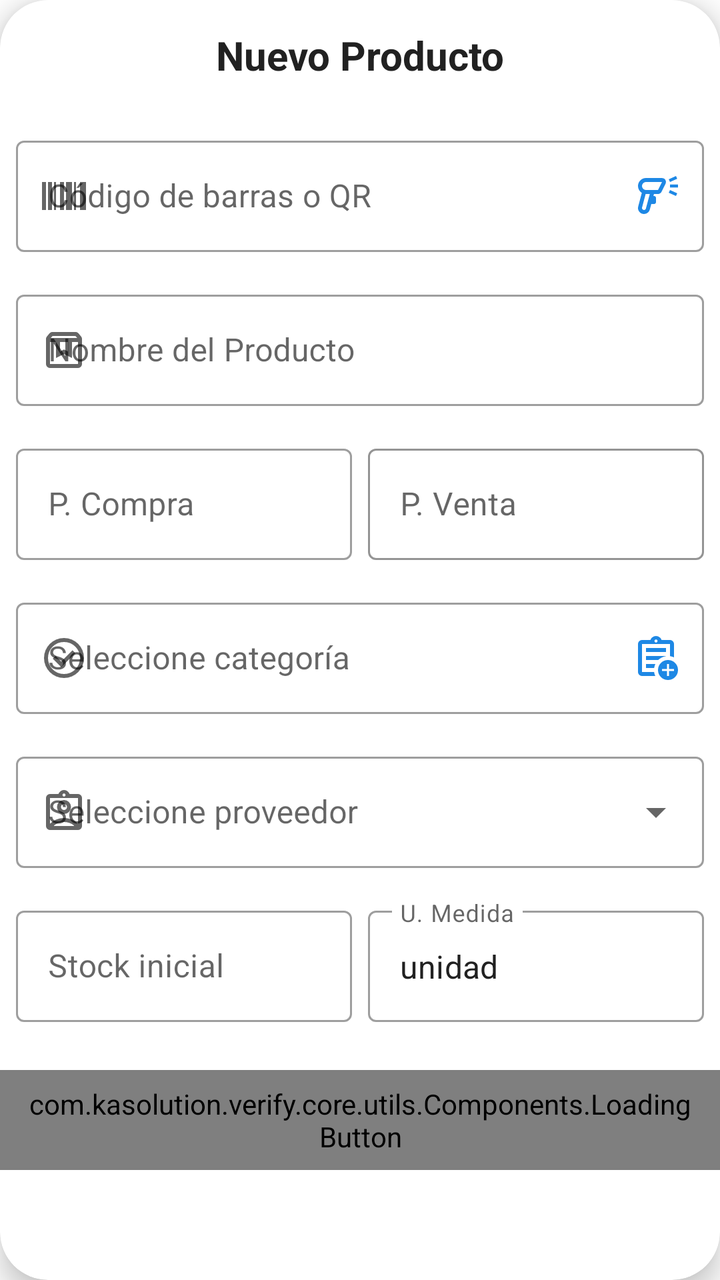
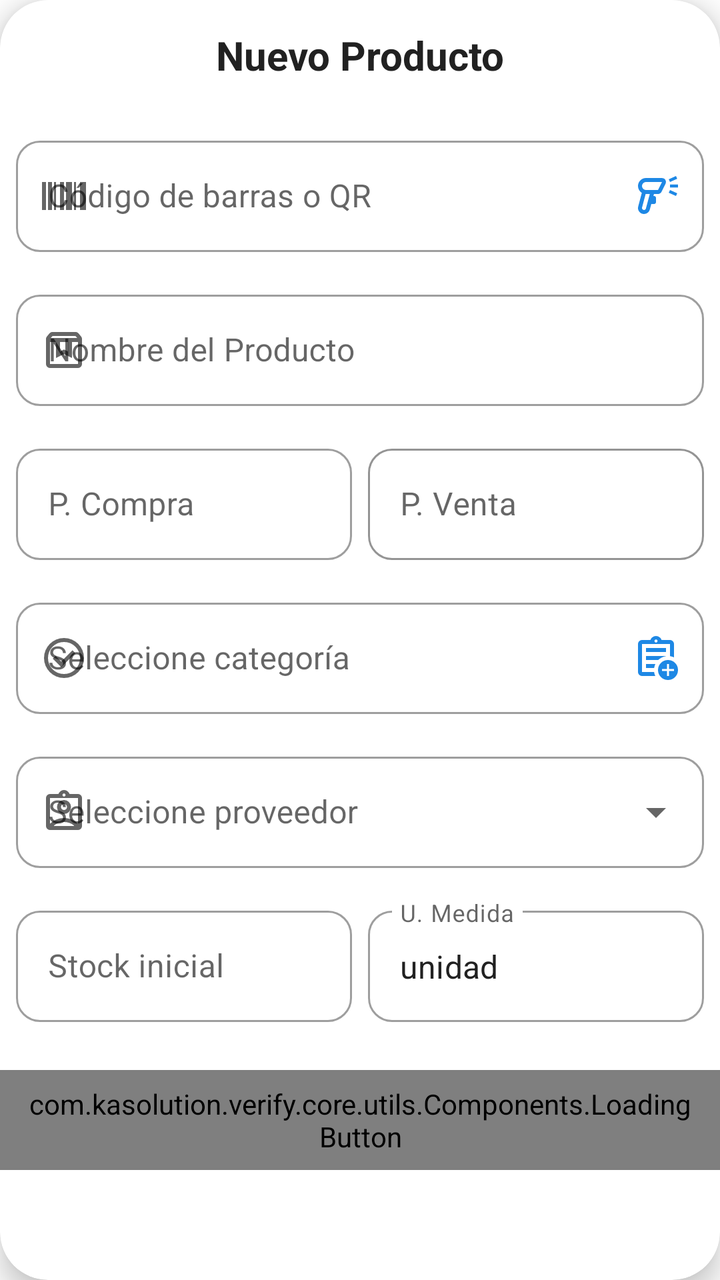

The first picture is an Android layout as it rendered before a commit; the second is the same layout after the commit. The layout source and the unified diff follow.
<!-- AndroidManifest.xml: application theme Theme.VERIFY -->
<!-- res/layout/fragment_product_form_dialog.xml -->
<?xml version="1.0" encoding="utf-8"?>
<com.google.android.material.card.MaterialCardView xmlns:android="http://schemas.android.com/apk/res/android"
    xmlns:app="http://schemas.android.com/apk/res-auto"
    android:layout_width="match_parent"
    android:layout_height="wrap_content"
    android:layout_margin="16dp"
    android:backgroundTint="@color/white_pure"
    android:padding="16dp"
    app:cardCornerRadius="24dp"
    app:cardElevation="8dp">

    <LinearLayout
        android:layout_width="match_parent"
        android:layout_height="wrap_content"
        android:orientation="vertical"
        android:paddingVertical="14dp">

        <TextView
            android:id="@+id/tv_dialog_title"
            android:layout_width="match_parent"
            android:layout_height="wrap_content"
            android:layout_marginBottom="16dp"
            android:gravity="center"
            android:text="Nuevo Producto"
            android:textColor="@color/grey_text_dark"
            android:textSize="20sp"
            android:textStyle="bold"
            app:layout_constraintEnd_toEndOf="parent"
            app:layout_constraintStart_toStartOf="parent"
            app:layout_constraintTop_toTopOf="parent" />
        <ScrollView
            android:layout_width="match_parent"
            android:layout_height="wrap_content">
            <LinearLayout
                android:layout_width="match_parent"
                android:layout_height="wrap_content"
                android:orientation="vertical"
                android:paddingHorizontal="8dp"
                android:paddingVertical="8dp">
                <com.google.android.material.textfield.TextInputLayout
                    android:id="@+id/til_CodigoProducto"
                    style="@style/Widget.MaterialComponents.TextInputLayout.OutlinedBox"
                    android:layout_width="match_parent"
                    android:layout_height="wrap_content"
                    android:hint="Código de barras o QR"
                    app:startIconDrawable="@drawable/ic_barcode"
                    app:endIconMode="custom"
                    app:endIconDrawable="@drawable/ic_barcode_read"
                    app:endIconTint="@color/blue_corporative_primary"
                    app:endIconContentDescription="Escanear código">>

                    <com.google.android.material.textfield.TextInputEditText
                        android:id="@+id/et_codigo_producto"
                        android:layout_width="match_parent"
                        android:layout_height="wrap_content"
                        android:inputType="number" />
                </com.google.android.material.textfield.TextInputLayout>

                <com.google.android.material.textfield.TextInputLayout
                    android:id="@+id/til_NombreProducto"
                    style="@style/Widget.MaterialComponents.TextInputLayout.OutlinedBox"
                    android:layout_width="match_parent"
                    android:layout_height="wrap_content"
                    android:layout_marginTop="16dp"
                    android:hint="Nombre del Producto"
                    app:startIconDrawable="@drawable/ic_module_inventario">

                    <com.google.android.material.textfield.TextInputEditText
                        android:id="@+id/et_nombre_producto"
                        android:layout_width="match_parent"
                        android:layout_height="wrap_content"
                        android:inputType="textCapWords" />
                </com.google.android.material.textfield.TextInputLayout>

                <LinearLayout
                    android:layout_width="match_parent"
                    android:layout_height="wrap_content"
                    android:layout_marginTop="16dp"
                    android:orientation="horizontal">

                    <com.google.android.material.textfield.TextInputLayout
                        android:id="@+id/til_PrecioCompra"
                        style="@style/Widget.MaterialComponents.TextInputLayout.OutlinedBox"
                        android:layout_width="0dp"
                        android:layout_height="wrap_content"
                        android:layout_marginEnd="8dp"
                        android:layout_weight="1"
                        android:hint="P. Compra"
                        app:prefixText="S/ ">

                        <com.google.android.material.textfield.TextInputEditText
                            android:id="@+id/et_precio_compra"
                            android:layout_width="match_parent"
                            android:layout_height="wrap_content"
                            android:inputType="numberDecimal"
                            app:prefixText="S/ " />
                    </com.google.android.material.textfield.TextInputLayout>

                    <com.google.android.material.textfield.TextInputLayout
                        android:id="@+id/til_PrecioVenta"
                        style="@style/Widget.MaterialComponents.TextInputLayout.OutlinedBox"
                        android:layout_width="0dp"
                        android:layout_height="wrap_content"
                        android:layout_weight="1"
                        android:hint="P. Venta"
                        app:boxStrokeColor="@color/blue_corporative_primary"
                        app:prefixText="S/ ">

                        <com.google.android.material.textfield.TextInputEditText
                            android:id="@+id/et_precio_venta"
                            android:layout_width="match_parent"
                            android:layout_height="wrap_content"
                            android:inputType="numberDecimal"
                            app:prefixText="S/ " />
                    </com.google.android.material.textfield.TextInputLayout>
                </LinearLayout>

                <com.google.android.material.textfield.TextInputLayout
                    android:id="@+id/til_Categoria"
                    style="@style/Widget.MaterialComponents.TextInputLayout.OutlinedBox.ExposedDropdownMenu"
                    android:layout_width="match_parent"
                    android:layout_height="wrap_content"
                    android:layout_marginTop="16dp"
                    android:hint="Seleccione categoría"
                    app:endIconTint="@color/blue_corporative_primary"
                    app:startIconDrawable="@drawable/ic_check_circle"
                    app:endIconDrawable="@drawable/ic_add_register">

                    <AutoCompleteTextView
                        android:id="@+id/sp_Categoria"
                        android:layout_width="match_parent"
                        android:layout_height="wrap_content"
                        android:inputType="none" />
                </com.google.android.material.textfield.TextInputLayout>

                <com.google.android.material.textfield.TextInputLayout
                    android:id="@+id/til_Proveedor"
                    style="@style/Widget.MaterialComponents.TextInputLayout.OutlinedBox.ExposedDropdownMenu"
                    android:layout_width="match_parent"
                    android:layout_height="wrap_content"
                    android:layout_marginTop="16dp"
                    android:hint="Seleccione proveedor"
                    app:startIconDrawable="@drawable/ic_proveedor">

                    <AutoCompleteTextView
                        android:id="@+id/sp_Proveedor"
                        android:layout_width="match_parent"
                        android:layout_height="wrap_content"
                        android:singleLine="true"
                        android:inputType="none" />
                </com.google.android.material.textfield.TextInputLayout>

                <LinearLayout
                    android:layout_width="match_parent"
                    android:layout_height="wrap_content"
                    android:layout_marginTop="16dp"
                    android:orientation="horizontal">

                    <com.google.android.material.textfield.TextInputLayout
                        android:id="@+id/til_StockInicial"
                        style="@style/Widget.MaterialComponents.TextInputLayout.OutlinedBox"
                        android:layout_width="0dp"
                        android:layout_height="wrap_content"
                        android:layout_marginEnd="8dp"
                        android:layout_weight="1"
                        android:hint="Stock inicial">

                        <com.google.android.material.textfield.TextInputEditText
                            android:id="@+id/et_stock_inicial"
                            android:layout_width="match_parent"
                            android:layout_height="wrap_content"
                            android:inputType="number" />
                    </com.google.android.material.textfield.TextInputLayout>

                    <com.google.android.material.textfield.TextInputLayout
                        android:id="@+id/til_UnidadMedida"
                        style="@style/Widget.MaterialComponents.TextInputLayout.OutlinedBox"
                        android:layout_width="0dp"
                        android:layout_height="wrap_content"
                        android:layout_weight="1"
                        android:hint="U. Medida">

                        <com.google.android.material.textfield.TextInputEditText
                            android:id="@+id/et_unidad_medida"
                            android:layout_width="match_parent"
                            android:layout_height="wrap_content"
                            android:inputType="text"
                            android:text="unidad" />
                    </com.google.android.material.textfield.TextInputLayout>
                </LinearLayout>
            </LinearLayout>
        </ScrollView>
        <com.kasolution.verify.core.utils.Components.LoadingButton
            android:id="@+id/btn_save_product"
            android:layout_width="match_parent"
            android:layout_height="50dp"
            android:layout_marginTop="16dp"
            android:text="GUARDAR PRODUCTO"
            android:paddingHorizontal="14dp"
            android:textColor="@color/white_pure"
            android:textSize="14sp"
            android:textStyle="bold"
            app:buttonColor="@color/blue_corporative_primary" />

    </LinearLayout>
</com.google.android.material.card.MaterialCardView>
<!-- resources referenced by this layout -->
<resources>
  <color name="blue_corporative_primary">#1E88E5</color>
  <color name="grey_text_dark">#212121</color>
  <color name="white_pure">#FFFFFF</color>
  <!-- drawable ic_barcode (drawable) -->
  <vector xmlns:android="http://schemas.android.com/apk/res/android" android:height="24dp" android:tint="#000000" android:viewportHeight="960" android:viewportWidth="960" android:width="24dp">
        
      <path android:fillColor="@android:color/white" android:pathData="M40,760L40,200L120,200L120,760L40,760ZM160,760L160,200L240,200L240,760L160,760ZM280,760L280,200L320,200L320,760L280,760ZM400,760L400,200L480,200L480,760L400,760ZM520,760L520,200L640,200L640,760L520,760ZM680,760L680,200L720,200L720,760L680,760ZM800,760L800,200L920,200L920,760L800,760Z"/>
      
  </vector>
  <!-- drawable ic_check_circle (drawable) -->
  <vector xmlns:android="http://schemas.android.com/apk/res/android" android:height="24dp" android:tint="#000000" android:viewportHeight="960" android:viewportWidth="960" android:width="24dp">
        
      <path android:fillColor="@android:color/white" android:pathData="M424,664L706,382L650,326L424,552L310,438L254,494L424,664ZM480,880Q397,880 324,848.5Q251,817 197,763Q143,709 111.5,636Q80,563 80,480Q80,397 111.5,324Q143,251 197,197Q251,143 324,111.5Q397,80 480,80Q563,80 636,111.5Q709,143 763,197Q817,251 848.5,324Q880,397 880,480Q880,563 848.5,636Q817,709 763,763Q709,817 636,848.5Q563,880 480,880ZM480,800Q614,800 707,707Q800,614 800,480Q800,346 707,253Q614,160 480,160Q346,160 253,253Q160,346 160,480Q160,614 253,707Q346,800 480,800ZM480,480Q480,480 480,480Q480,480 480,480Q480,480 480,480Q480,480 480,480Q480,480 480,480Q480,480 480,480Q480,480 480,480Q480,480 480,480Z"/>
      
  </vector>
  <style name="Theme.VERIFY" parent="Base.Theme.VERIFY" />
  <style name="Base.Theme.VERIFY" parent="Theme.MaterialComponents.Light.NoActionBar">
          <item name="colorPrimary">@color/blue_corporative_primary</item>
          <item name="colorPrimaryDark">@color/blue_corporative_primary</item>
          <item name="colorAccent">@color/blue_corporative_primary</item>
  
          <item name="android:statusBarColor">@color/blue_corporative_primary</item>
          <item name="android:windowLightStatusBar">false</item>
          <item name="android:windowDrawsSystemBarBackgrounds">true</item>
          <item name="android:windowTranslucentStatus">false</item>
  
          <item name="android:textColorPrimary">@color/grey_text_dark</item>
  
          <item name="bottomSheetDialogTheme">@style/CustomBottomSheetDialog</item>
      </style>
  <style name="CustomBottomSheetDialog" parent="Theme.Design.Light.BottomSheetDialog">
          <item name="android:windowIsFloating">false</item>
          <item name="bottomSheetStyle">@style/CustomBottomSheetStyle</item>
      </style>
  <style name="CustomBottomSheetStyle" parent="Widget.Design.BottomSheet.Modal">
          <item name="android:background">@drawable/bg_bottom_sheet</item>
          <item name="backgroundTint">@android:color/transparent</item>
      </style>
  <!-- drawable bg_bottom_sheet (drawable) -->
  <shape xmlns:android="http://schemas.android.com/apk/res/android">
      <solid android:color="@color/white_pure" />
      <corners android:topLeftRadius="20dp" android:topRightRadius="20dp" />
  </shape>
  <!-- unchanged entries left out for length: 4 -->
</resources>

<!-- the commit's change to res/layout/fragment_product_form_dialog.xml (unified diff, before → after) -->
@@ -44,6 +44,10 @@
                     android:layout_height="wrap_content"
                     android:hint="Código de barras o QR"
                     app:startIconDrawable="@drawable/ic_barcode"
+                    app:boxCornerRadiusBottomEnd="12dp"
+                    app:boxCornerRadiusBottomStart="12dp"
+                    app:boxCornerRadiusTopEnd="12dp"
+                    app:boxCornerRadiusTopStart="12dp"
                     app:endIconMode="custom"
                     app:endIconDrawable="@drawable/ic_barcode_read"
                     app:endIconTint="@color/blue_corporative_primary"
@@ -61,6 +65,10 @@
                     style="@style/Widget.MaterialComponents.TextInputLayout.OutlinedBox"
                     android:layout_width="match_parent"
                     android:layout_height="wrap_content"
+                    app:boxCornerRadiusBottomEnd="12dp"
+                    app:boxCornerRadiusBottomStart="12dp"
+                    app:boxCornerRadiusTopEnd="12dp"
+                    app:boxCornerRadiusTopStart="12dp"
                     android:layout_marginTop="16dp"
                     android:hint="Nombre del Producto"
                     app:startIconDrawable="@drawable/ic_module_inventario">
@@ -84,6 +92,10 @@
                         android:layout_width="0dp"
                         android:layout_height="wrap_content"
                         android:layout_marginEnd="8dp"
+                        app:boxCornerRadiusBottomEnd="12dp"
+                        app:boxCornerRadiusBottomStart="12dp"
+                        app:boxCornerRadiusTopEnd="12dp"
+                        app:boxCornerRadiusTopStart="12dp"
                         android:layout_weight="1"
                         android:hint="P. Compra"
                         app:prefixText="S/ ">
@@ -101,6 +113,10 @@
                         style="@style/Widget.MaterialComponents.TextInputLayout.OutlinedBox"
                         android:layout_width="0dp"
                         android:layout_height="wrap_content"
+                        app:boxCornerRadiusBottomEnd="12dp"
+                        app:boxCornerRadiusBottomStart="12dp"
+                        app:boxCornerRadiusTopEnd="12dp"
+                        app:boxCornerRadiusTopStart="12dp"
                         android:layout_weight="1"
                         android:hint="P. Venta"
                         app:boxStrokeColor="@color/blue_corporative_primary"
@@ -120,6 +136,10 @@
                     style="@style/Widget.MaterialComponents.TextInputLayout.OutlinedBox.ExposedDropdownMenu"
                     android:layout_width="match_parent"
                     android:layout_height="wrap_content"
+                    app:boxCornerRadiusBottomEnd="12dp"
+                    app:boxCornerRadiusBottomStart="12dp"
+                    app:boxCornerRadiusTopEnd="12dp"
+                    app:boxCornerRadiusTopStart="12dp"
                     android:layout_marginTop="16dp"
                     android:hint="Seleccione categoría"
                     app:endIconTint="@color/blue_corporative_primary"
@@ -138,6 +158,10 @@
                     style="@style/Widget.MaterialComponents.TextInputLayout.OutlinedBox.ExposedDropdownMenu"
                     android:layout_width="match_parent"
                     android:layout_height="wrap_content"
+                    app:boxCornerRadiusBottomEnd="12dp"
+                    app:boxCornerRadiusBottomStart="12dp"
+                    app:boxCornerRadiusTopEnd="12dp"
+                    app:boxCornerRadiusTopStart="12dp"
                     android:layout_marginTop="16dp"
                     android:hint="Seleccione proveedor"
                     app:startIconDrawable="@drawable/ic_proveedor">
@@ -161,6 +185,10 @@
                         style="@style/Widget.MaterialComponents.TextInputLayout.OutlinedBox"
                         android:layout_width="0dp"
                         android:layout_height="wrap_content"
+                        app:boxCornerRadiusBottomEnd="12dp"
+                        app:boxCornerRadiusBottomStart="12dp"
+                        app:boxCornerRadiusTopEnd="12dp"
+                        app:boxCornerRadiusTopStart="12dp"
                         android:layout_marginEnd="8dp"
                         android:layout_weight="1"
                         android:hint="Stock inicial">
@@ -177,6 +205,10 @@
                         style="@style/Widget.MaterialComponents.TextInputLayout.OutlinedBox"
                         android:layout_width="0dp"
                         android:layout_height="wrap_content"
+                        app:boxCornerRadiusBottomEnd="12dp"
+                        app:boxCornerRadiusBottomStart="12dp"
+                        app:boxCornerRadiusTopEnd="12dp"
+                        app:boxCornerRadiusTopStart="12dp"
                         android:layout_weight="1"
                         android:hint="U. Medida">
 
